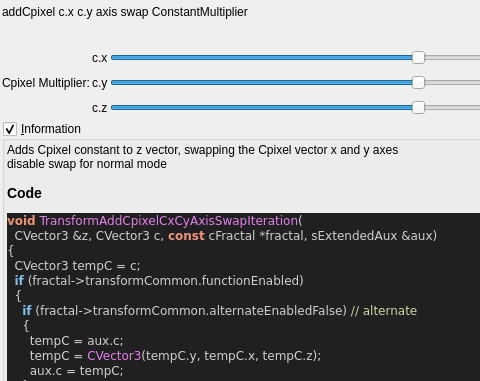
This is mandelbulber2/qt_data/fractal_transf_add_cpixel_cx_cy_axis_swap.ui in buddhi1980/mandelbulber2 as Qt 5 draws it before an edit; both pictures show x 0 to 480 and y 0 to 381 of the 871 by 681 pixel window. The edited form follows.
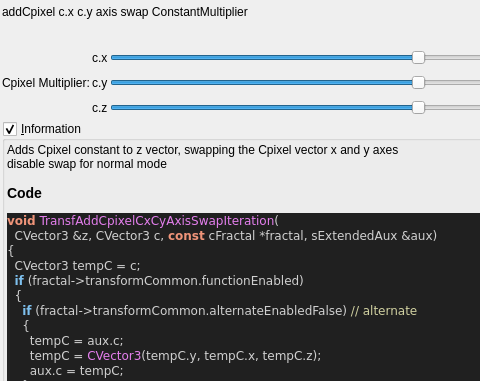
This is the edited form. Custom widgets are drawn as their Qt base class.

Diff of the .ui file:
```diff
--- a/mandelbulber2/qt_data/fractal_transf_add_cpixel_cx_cy_axis_swap.ui
+++ b/mandelbulber2/qt_data/fractal_transf_add_cpixel_cx_cy_axis_swap.ui
@@ -281,7 +281,7 @@
 &lt;/table&gt;
 &lt;h3&gt;Code&lt;/h3&gt;
 &lt;body style=&quot;background-color:#202020&quot;&gt;
-&lt;pre style=&quot;color:#d0d0d0; background-color:#202020;  font-family:'Courier New',monospace;&quot;&gt;&lt;span style=&quot;color:#f09479; font-weight:bold&quot;&gt;void&lt;/span&gt; &lt;span style=&quot;color:#e47eed&quot;&gt;TransformAddCpixelCxCyAxisSwapIteration&lt;/span&gt;&lt;span style=&quot;color:#d0d0d0&quot;&gt;(&lt;/span&gt;
+&lt;pre style=&quot;color:#d0d0d0; background-color:#202020;  font-family:'Courier New',monospace;&quot;&gt;&lt;span style=&quot;color:#f09479; font-weight:bold&quot;&gt;void&lt;/span&gt; &lt;span style=&quot;color:#e47eed&quot;&gt;TransfAddCpixelCxCyAxisSwapIteration&lt;/span&gt;&lt;span style=&quot;color:#d0d0d0&quot;&gt;(&lt;/span&gt;
   CVector3 &lt;span style=&quot;color:#d0d0d0&quot;&gt;&amp;amp;&lt;/span&gt;z&lt;span style=&quot;color:#d0d0d0&quot;&gt;,&lt;/span&gt; CVector3 c&lt;span style=&quot;color:#d0d0d0&quot;&gt;,&lt;/span&gt; &lt;span style=&quot;color:#f09479; font-weight:bold&quot;&gt;const&lt;/span&gt; cFractal &lt;span style=&quot;color:#d0d0d0&quot;&gt;*&lt;/span&gt;fractal&lt;span style=&quot;color:#d0d0d0&quot;&gt;,&lt;/span&gt; sExtendedAux &lt;span style=&quot;color:#d0d0d0&quot;&gt;&amp;amp;&lt;/span&gt;aux&lt;span style=&quot;color:#d0d0d0&quot;&gt;)&lt;/span&gt;
 &lt;span style=&quot;color:#d0d0d0&quot;&gt;{&lt;/span&gt;
   CVector3 tempC &lt;span style=&quot;color:#d0d0d0&quot;&gt;=&lt;/span&gt; c&lt;span style=&quot;color:#d0d0d0&quot;&gt;;&lt;/span&gt;
```
Left out of the diff: 4 changed lines with no effect on the pictures.
